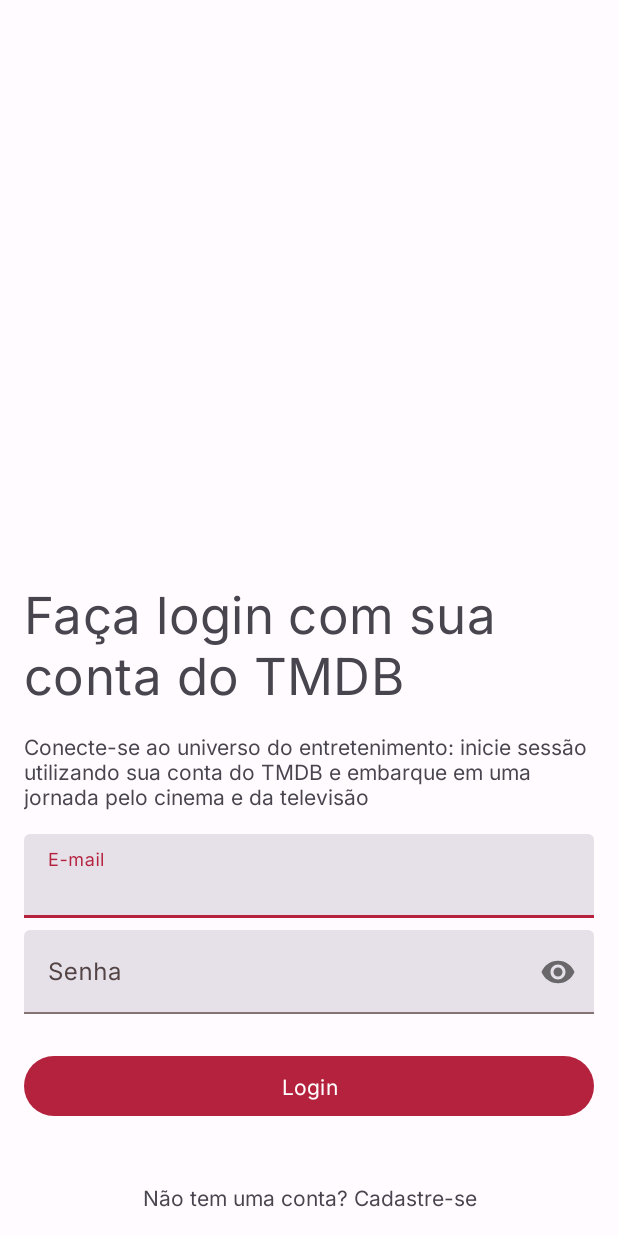
After one commit to vitorfg8/Popcorn, an Android app: the layout fragment_login.xml on its own in the app's theme, with its tools: preview values and no code run, on a phone screen of 412 x 824 dp. The commit adds this screen. Run offline under Robolectric (Android 15) with nearby library versions, the phone set to English and light mode, and no system bars.

Commit message:
add onboarding layout

```diff
--- a/app/build.gradle.kts
+++ b/app/build.gradle.kts
@@ -49,9 +49,4 @@
     testImplementation(Dependencies.junit)
     androidTestImplementation(Dependencies.androidTestJunit)
     androidTestImplementation(Dependencies.espresso)
-
-    // Firebase
-    implementation(platform(Dependencies.firebaseBom))
-    implementation(Dependencies.firebaseAuth)
-    implementation(Dependencies.firebaseFirestore)
 }
--- a/app/src/main/AndroidManifest.xml
+++ b/app/src/main/AndroidManifest.xml
@@ -13,7 +13,7 @@
         android:theme="@style/Theme.Popcorn"
         tools:targetApi="31">
         <activity
-            android:name=".MainActivity"
+            android:name=".login.MainActivity"
             android:exported="true">
             <intent-filter>
                 <action android:name="android.intent.action.MAIN" />
--- a/app/src/main/java/com/github/vitorfg8/popcorn/MainActivity.kt
+++ b/app/src/main/java/com/github/vitorfg8/popcorn/login/MainActivity.kt
@@ -1,7 +1,8 @@
-package com.github.vitorfg8.popcorn
+package com.github.vitorfg8.popcorn.login
 
+import android.os.Bundle
 import androidx.appcompat.app.AppCompatActivity
-import android.os.Bundle
+import com.github.vitorfg8.popcorn.R
 
 class MainActivity : AppCompatActivity() {
     override fun onCreate(savedInstanceState: Bundle?) {
--- /dev/null
+++ b/app/src/main/res/layout/fragment_login.xml
@@ -0,0 +1,121 @@
+<?xml version="1.0" encoding="utf-8"?>
+<androidx.coordinatorlayout.widget.CoordinatorLayout xmlns:android="http://schemas.android.com/apk/res/android"
+    xmlns:app="http://schemas.android.com/apk/res-auto"
+    xmlns:tools="http://schemas.android.com/tools"
+    android:layout_width="match_parent"
+    android:layout_height="match_parent"
+    android:paddingBottom="@dimen/spacing_3"
+    tools:context=".login.LoginFragment">
+
+
+    <com.google.android.material.appbar.AppBarLayout
+        android:layout_width="match_parent"
+        android:layout_height="wrap_content">
+
+        <com.google.android.material.appbar.MaterialToolbar
+            android:id="@+id/topAppBar"
+            android:layout_width="match_parent"
+            android:layout_height="?attr/actionBarSize" />
+
+    </com.google.android.material.appbar.AppBarLayout>
+
+
+    <LinearLayout
+        android:layout_width="match_parent"
+        android:layout_height="match_parent"
+        android:gravity="bottom"
+        android:orientation="vertical"
+        app:layout_behavior="@string/appbar_scrolling_view_behavior">
+
+        <com.google.android.material.textview.MaterialTextView
+            android:id="@+id/textViewOnboardingTitle"
+            android:layout_width="match_parent"
+            android:layout_height="wrap_content"
+            android:layout_marginHorizontal="@dimen/spacing_3"
+            android:layout_marginBottom="@dimen/spacing_3"
+            android:text="@string/login_title"
+            android:textAppearance="@style/TextAppearance.MaterialComponents.Headline4"
+            app:layout_constraintBottom_toTopOf="@+id/textViewOnboarding"
+            app:layout_constraintEnd_toEndOf="parent"
+            app:layout_constraintStart_toStartOf="parent" />
+
+
+        <com.google.android.material.textview.MaterialTextView
+            android:id="@+id/textViewOnboarding"
+            android:layout_width="match_parent"
+            android:layout_height="wrap_content"
+            android:layout_marginHorizontal="@dimen/spacing_3"
+            android:layout_marginBottom="@dimen/spacing_3"
+            android:text="@string/login_text"
+            app:layout_constraintBottom_toTopOf="@+id/textFieldEmail"
+            app:layout_constraintEnd_toEndOf="parent"
+            app:layout_constraintStart_toStartOf="parent" />
+
+
+        <com.google.android.material.textfield.TextInputLayout
+            android:id="@+id/textFieldEmail"
+            style="?attr/textInputFilledStyle"
+            android:layout_width="match_parent"
+            android:layout_height="wrap_content"
+            android:layout_marginHorizontal="@dimen/spacing_3"
+            android:layout_marginBottom="@dimen/spacing_2"
+            android:hint="@string/e_mail"
+            app:layout_constraintBottom_toTopOf="@id/textFieldPassword"
+            app:layout_constraintEnd_toEndOf="parent"
+            app:layout_constraintStart_toStartOf="parent">
+
+            <com.google.android.material.textfield.TextInputEditText
+                android:layout_width="match_parent"
+                android:layout_height="wrap_content"
+                android:inputType="textEmailAddress" />
+
+        </com.google.android.material.textfield.TextInputLayout>
+
+
+        <com.google.android.material.textfield.TextInputLayout
+            android:id="@+id/textFieldPassword"
+            style="?attr/textInputFilledStyle"
+            android:layout_width="match_parent"
+            android:layout_height="wrap_content"
+            android:layout_marginHorizontal="@dimen/spacing_3"
+            android:layout_marginBottom="@dimen/spacing_4"
+            android:hint="@string/password"
+            app:layout_constraintBottom_toTopOf="@id/buttonLogin"
+            app:layout_constraintEnd_toEndOf="parent"
+            app:layout_constraintStart_toStartOf="parent"
+            app:passwordToggleEnabled="true">
+
+            <com.google.android.material.textfield.TextInputEditText
+                android:layout_width="match_parent"
+                android:layout_height="wrap_content"
+                android:inputType="textPassword" />
+
+        </com.google.android.material.textfield.TextInputLayout>
+
+
+        <com.google.android.material.button.MaterialButton
+            android:id="@+id/buttonLogin"
+            style="@style/Theme.Popcorn.PrimaryButton"
+            android:layout_width="match_parent"
+            android:layout_height="wrap_content"
+            android:layout_marginHorizontal="@dimen/spacing_3"
+            android:layout_marginBottom="@dimen/spacing_6"
+            android:text="@string/login"
+            app:layout_constraintBottom_toTopOf="@id/textViewRegister"
+            app:layout_constraintEnd_toEndOf="parent"
+            app:layout_constraintStart_toStartOf="parent" />
+
+
+        <com.google.android.material.textview.MaterialTextView
+            android:id="@+id/textViewRegister"
+            android:layout_width="match_parent"
+            android:layout_height="wrap_content"
+            android:layout_marginHorizontal="@dimen/spacing_3"
+            android:text="@string/register_text"
+            android:textAlignment="center"
+            app:layout_constraintBottom_toBottomOf="parent"
+            app:layout_constraintEnd_toEndOf="parent"
+            app:layout_constraintStart_toStartOf="parent" />
+    </LinearLayout>
+
+</androidx.coordinatorlayout.widget.CoordinatorLayout>
--- a/app/src/main/res/values/strings.xml
+++ b/app/src/main/res/values/strings.xml
@@ -4,4 +4,11 @@
     <string name="onboarding_text">Desde sucessos de bilheteria até gemas escondidas, você está prestes a mergulhar em um mundo de entretenimento inesquecível.</string>
     <string name="login">Login</string>
     <string name="skip">Pular</string>
+    <!-- TODO: Remove or change this placeholder text -->
+    <string name="hello_blank_fragment">Hello blank fragment</string>
+    <string name="login_title">Faça login com sua conta do TMDB</string>
+    <string name="login_text">Conecte-se ao universo do entretenimento: inicie sessão utilizando sua conta do TMDB e embarque em uma jornada pelo cinema e da televisão</string>
+    <string name="e_mail">E-mail</string>
+    <string name="password">Senha</string>
+    <string name="register_text">Não tem uma conta? Cadastre-se</string>
 </resources>
--- a/buildSrc/src/main/java/Dependencies.kt
+++ b/buildSrc/src/main/java/Dependencies.kt
@@ -11,9 +11,4 @@
     const val junit = "junit:junit:${Versions.junit}"
     const val androidTestJunit = "androidx.test.ext:junit:${Versions.androidTestJunit}"
     const val espresso = "androidx.test.espresso:espresso-core:${Versions.espresso}"
-
-    // Firebase
-    const val firebaseBom = "com.google.firebase:firebase-bom:${Versions.firebaseBom}"
-    const val firebaseAuth = "com.google.firebase:firebase-auth-ktx"
-    const val firebaseFirestore = "com.google.firebase:firebase-firestore-ktx"
 }
--- a/buildSrc/src/main/java/Versions.kt
+++ b/buildSrc/src/main/java/Versions.kt
@@ -11,7 +11,4 @@
     const val junit = "4.13.2"
     const val androidTestJunit = "1.1.5"
     const val espresso = "3.5.1"
-
-    // Firebase
-    const val firebaseBom = "32.2.2"
 }
```
Also changed, not shown: app/src/main/java/com/github/vitorfg8/popcorn/login/LoginFragment.kt (added, +55 -0 lines), app/src/main/java/com/github/vitorfg8/popcorn/login/OnboardingFragment.kt (added, +55 -0 lines), app/src/main/res/drawable/ic_chevron_back.xml (added, +13 -0 lines), app/src/main/res/layout/activity_main.xml (+8 -68 lines), app/src/main/res/layout/fragment_onboarding.xml (added, +79 -0 lines).
